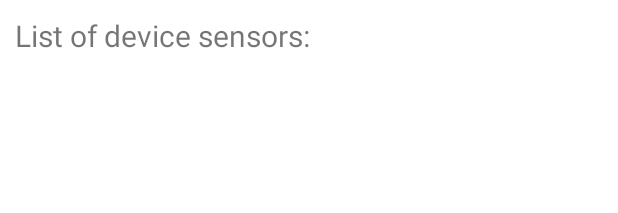
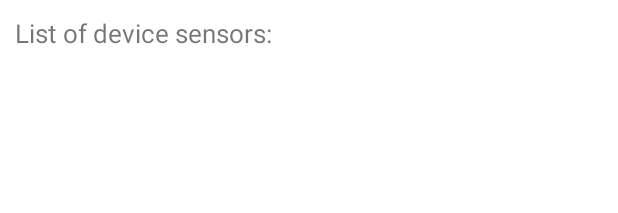
Before and after one commit to nicohsfu/android-device-sensors, an Android app: the layout activity_main.xml on its own in the app's theme, with its tools: preview values and no code run, on a phone screen of 412 x 824 dp. Shown: the top 213 px of the screen. Run offline under Robolectric (Android 15) with nearby library versions, the light colour scheme and no system bars.

Commit message:
update style to fit more sensors and space them out more

```diff
--- a/app/src/main/res/layout/activity_main.xml
+++ b/app/src/main/res/layout/activity_main.xml
@@ -24,9 +24,9 @@
                     android:id="@+id/sensorsTextView"
                     android:layout_width="match_parent"
                     android:layout_height="wrap_content"
-                    android:lineHeight="40sp"
+                    android:lineHeight="44sp"
                     android:text="@string/sensorsTextView"
-                    android:textSize="20sp" />
+                    android:textSize="17sp" />
             </TableRow>
 
         </TableLayout>
```
